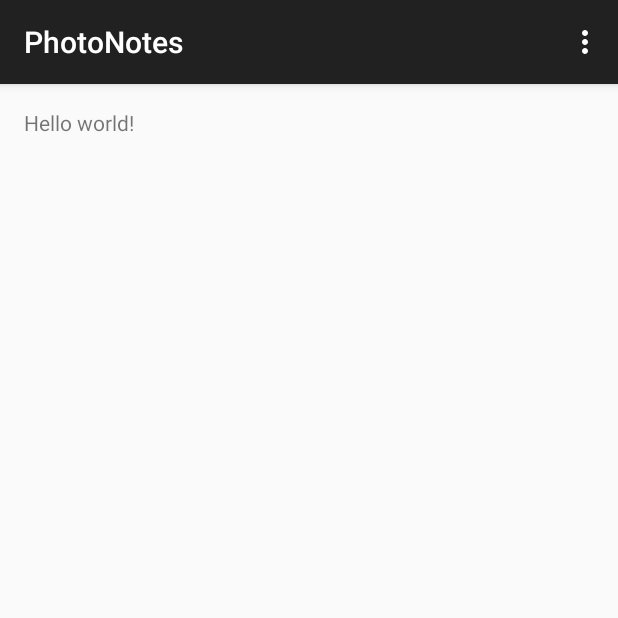
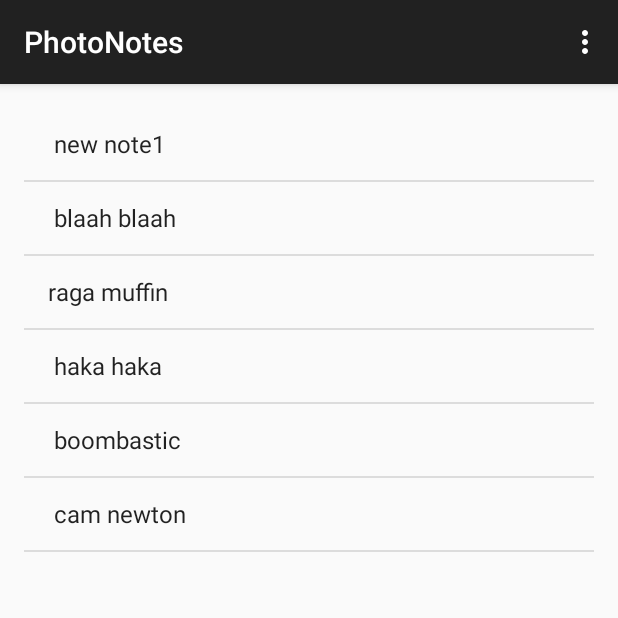
Before and after one commit to ngaini/PhotoNotes, an Android app: the screen it shows after launch (MainActivity), on a phone screen of 412 x 824 dp, the top half of it. Run offline under Robolectric (Android 15) with nearby library versions, the phone set to English and light mode, and no system bars.

Commit message:
Static list View working

```diff
--- a/app/src/main/java/com/ngaini/photonotes/MainActivity.java
+++ b/app/src/main/java/com/ngaini/photonotes/MainActivity.java
@@ -7,6 +7,8 @@ import android.view.MenuItem;
 import android.widget.ArrayAdapter;
 import android.widget.ListAdapter;
 import android.widget.ListView;
+
+import java.util.List;
 
 
 public class MainActivity extends ActionBarActivity {
@@ -20,6 +22,9 @@ public class MainActivity extends ActionBarActivity {
         //convert array into list items
         ListAdapter list_adapter = new ArrayAdapter<String>(this, android.R.layout.simple_list_item_1, messages);
 
+        //create a listView variable for the custom adapter for notes
+        ListView notes_listView = (ListView) findViewById(R.id.notes_listView);
+        notes_listView.setAdapter(list_adapter);
 
 
     }
--- a/app/src/main/res/layout/activity_main.xml
+++ b/app/src/main/res/layout/activity_main.xml
@@ -5,7 +5,11 @@
     android:paddingTop="@dimen/activity_vertical_margin"
     android:paddingBottom="@dimen/activity_vertical_margin" tools:context=".MainActivity">
 
-    <TextView android:text="@string/hello_world" android:layout_width="wrap_content"
-        android:layout_height="wrap_content" />
+    <ListView
+        android:layout_width="match_parent"
+        android:layout_height="match_parent"
+        android:id="@+id/notes_listView">
+
+        </ListView>
 
 </RelativeLayout>
```
Also changed, not shown: 1 other file.
